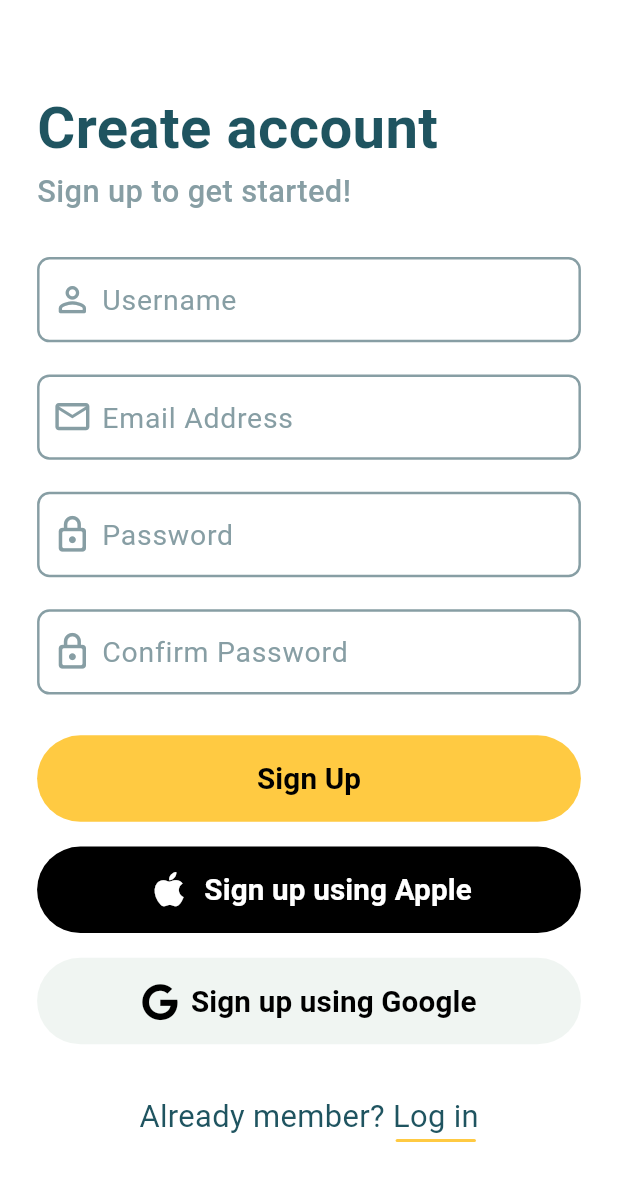
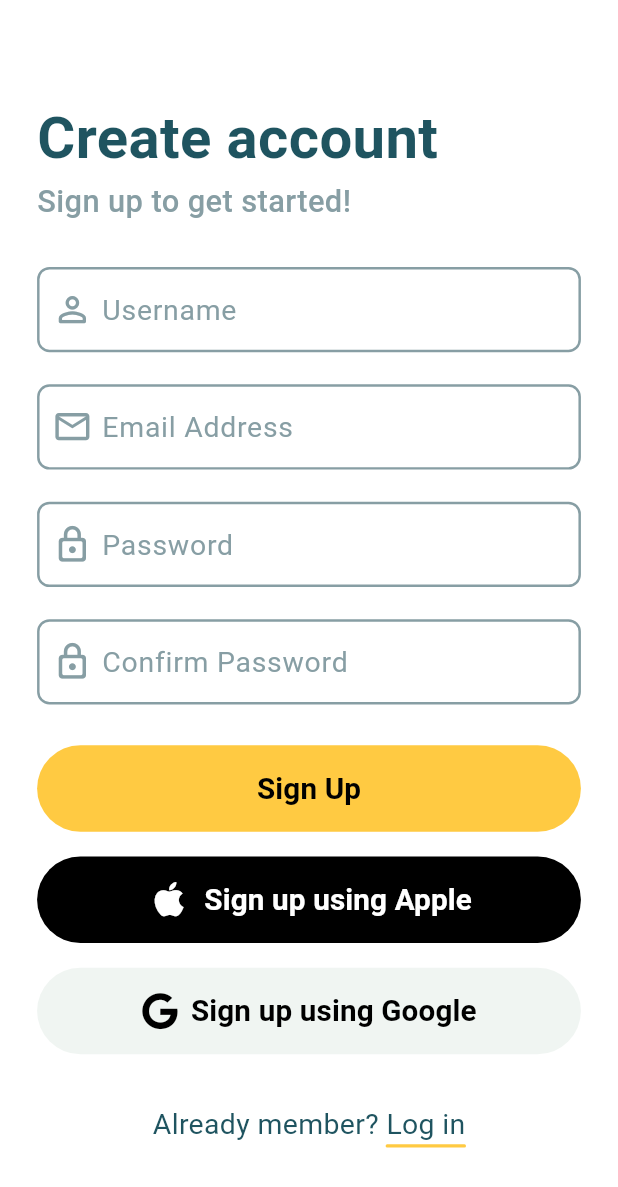
Before and after one commit to Abdusalom-mobile-developer/sign_in_sign_up, a Flutter app: the screen it shows after launch, on a phone screen of 412 x 824 dp. Shown: the top 1187 px of the screen. Run offline on Flutter 3.47's test engine with Material 3 defaults, Android fonts, the phone set to English and light mode, and no system bars; our stand-ins replace font_awesome_flutter.

Commit message:
Made some changes in sign_up screen.

```diff
--- a/lib/screens/sign_up.dart
+++ b/lib/screens/sign_up.dart
@@ -25,7 +25,7 @@ class SignUpScreen extends StatelessWidget {
                 crossAxisAlignment: CrossAxisAlignment.start,
                 children: [
                   SizedBox(
-                    height: height * 0.07,
+                    height: height * 0.078,
                   ),
                   customText(
                     "Create account",
@@ -89,7 +89,7 @@ class SignUpScreen extends StatelessWidget {
                       customText(
                         "Already member? ",
                         AppColors.darkTeal,
-                        height * 0.025,
+                        height * 0.023,
                         FontWeight.w400,
                         '',
                       ),
@@ -98,7 +98,7 @@ class SignUpScreen extends StatelessWidget {
                         child: customText(
                           "Log in",
                           AppColors.darkTeal,
-                          height * 0.025,
+                          height * 0.023,
                           FontWeight.w400,
                           '',
                         ),
@@ -111,7 +111,7 @@ class SignUpScreen extends StatelessWidget {
                       customText(
                         "Already member? ",
                         AppColors.white,
-                        height * 0.025,
+                        height * 0.023,
                         FontWeight.w400,
                         '',
                       ),
```
